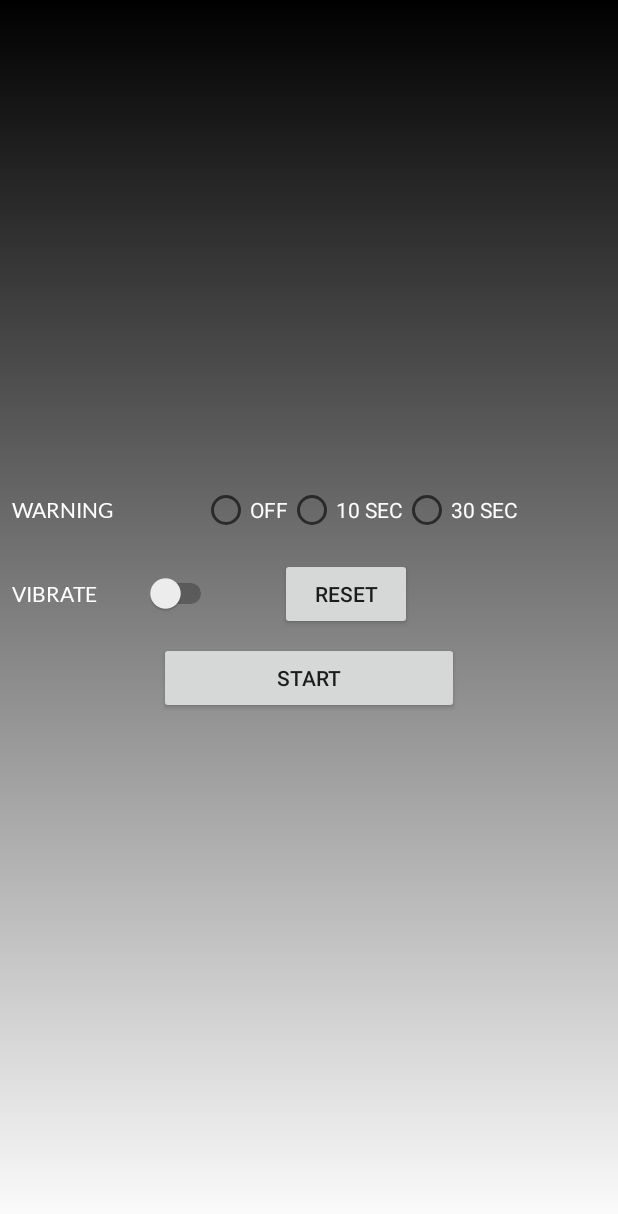
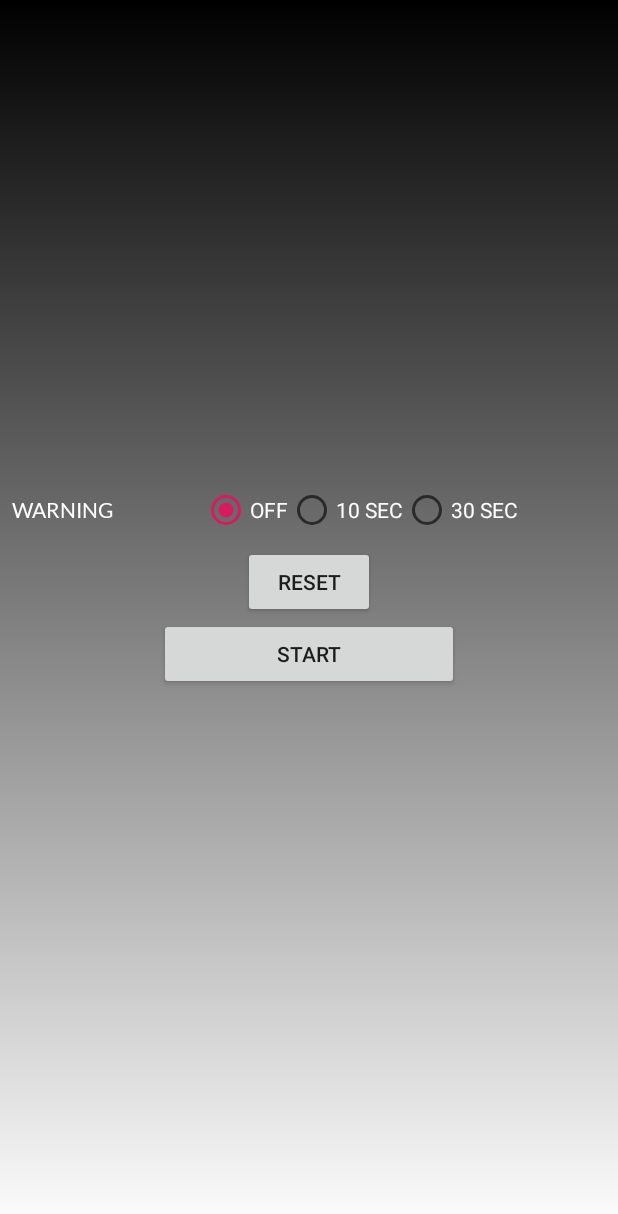
Before and after one commit to iandamping/SimpleBoxingTimer, an Android app: the screen it shows after launch (MainActivity), on a phone screen of 412 x 824 dp. Shown: the top 1214 px of the screen. Run offline under Robolectric (Android 15) with nearby library versions, the light colour scheme and no system bars; our stand-ins replace data binding; libraries missing offline, so code that uses them is left out: android.view, com.ian.app; 2 statements that could not run were skipped.

```diff
--- a/app/src/main/AndroidManifest.xml
+++ b/app/src/main/AndroidManifest.xml
@@ -1,6 +1,8 @@
 <?xml version="1.0" encoding="utf-8"?>
 <manifest xmlns:android="http://schemas.android.com/apk/res/android"
     package="com.junemon.simpleboxingtimer">
+
+    <uses-permission android:name="android.permission.VIBRATE"/>
 
     <application
         android:allowBackup="true"
--- a/app/src/main/java/com/junemon/simpleboxingtimer/BaseViewModel.kt
+++ b/app/src/main/java/com/junemon/simpleboxingtimer/BaseViewModel.kt
@@ -2,6 +2,9 @@ package com.junemon.simpleboxingtimer
 
 import androidx.lifecycle.ViewModel
 import androidx.lifecycle.viewModelScope
+import kotlinx.coroutines.CoroutineScope
+import kotlinx.coroutines.Dispatchers
+import kotlinx.coroutines.Job
 
 
 /**
@@ -11,4 +14,6 @@ import androidx.lifecycle.viewModelScope
  */
 abstract class BaseViewModel:ViewModel() {
     protected var vmScope = viewModelScope
+    protected var fetchingJob = Job()
+    protected var uiScope = CoroutineScope(Dispatchers.Main + fetchingJob)
 }
--- a/app/src/main/java/com/junemon/simpleboxingtimer/BindingsHelper.kt
+++ b/app/src/main/java/com/junemon/simpleboxingtimer/BindingsHelper.kt
@@ -1,6 +1,5 @@
 package com.junemon.simpleboxingtimer
 
-import android.view.View
 import android.widget.LinearLayout
 import android.widget.TextView
 import androidx.databinding.BindingAdapter
--- a/app/src/main/res/layout/activity_main.xml
+++ b/app/src/main/res/layout/activity_main.xml
@@ -5,6 +5,9 @@
 
     <data>
         <import type="android.view.View"/>
+        <variable
+            name="isRunningTimer"
+            type="Boolean" />
         <variable
             name="isRest"
             type="Boolean" />
@@ -137,6 +140,7 @@
                     android:layout_width="wrap_content"
                     android:layout_height="wrap_content"
                     android:text="OFF"
+                    android:checked="true"
                     android:textColor="@android:color/white" />
 
                 <RadioButton
@@ -156,30 +160,13 @@
             </RadioGroup>
         </LinearLayout>
 
-        <LinearLayout
-            android:layout_width="match_parent"
+        <Button
+            android:id="@+id/btnReset"
+            android:layout_width="wrap_content"
             android:layout_height="wrap_content"
-            android:layout_margin="8dp"
-            android:orientation="horizontal">
-
-            <TextView
-                android:layout_width="wrap_content"
-                android:layout_height="wrap_content"
-                android:fontFamily="@font/lato"
-                android:text="VIBRATE"
-                android:textColor="@android:color/white" />
-
-            <Switch
-                android:layout_width="wrap_content"
-                android:layout_height="wrap_content"
-                android:layout_marginLeft="32dp" />
-
-            <Button
-                android:layout_width="wrap_content"
-                android:layout_height="wrap_content"
-                android:layout_marginLeft="42dp"
-                android:text="Reset" />
-        </LinearLayout>
+            android:layout_gravity="center"
+            android:gravity="center"
+            android:text="Reset" />
 
         <Button
             android:id="@+id/btnStart"
```
Also changed, not shown: app/src/main/java/com/junemon/simpleboxingtimer/MainActivity.kt (+49 -37 lines), app/src/main/java/com/junemon/simpleboxingtimer/MainViewmodel.kt (+37 -28 lines).
